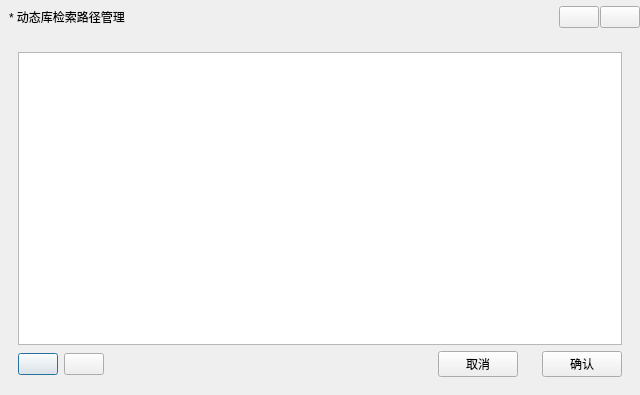
Before: the Qt Designer form Dialog/dialogsetting.ui in Mtr1994/Auxilium, drawn with Qt 5.
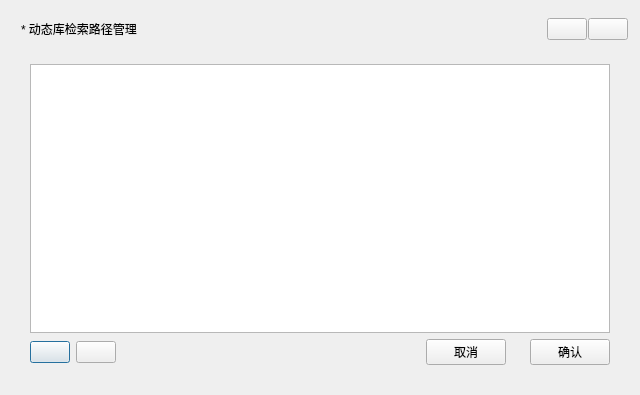
After: the same form once the commit is applied. Icons and pictures are not drawn. Custom widgets are drawn as their Qt base class.

Diff of the .ui file:
```diff
--- a/Dialog/dialogsetting.ui
+++ b/Dialog/dialogsetting.ui
@@ -39,16 +39,16 @@
     <widget class="QWidget" name="widgetSettingBase" native="true">
      <layout class="QGridLayout" name="gridLayout_2">
       <property name="leftMargin">
-       <number>0</number>
+       <number>12</number>
       </property>
       <property name="topMargin">
-       <number>0</number>
+       <number>12</number>
       </property>
       <property name="rightMargin">
-       <number>0</number>
+       <number>12</number>
       </property>
       <property name="bottomMargin">
-       <number>0</number>
+       <number>12</number>
       </property>
       <property name="spacing">
        <number>0</number>
```
